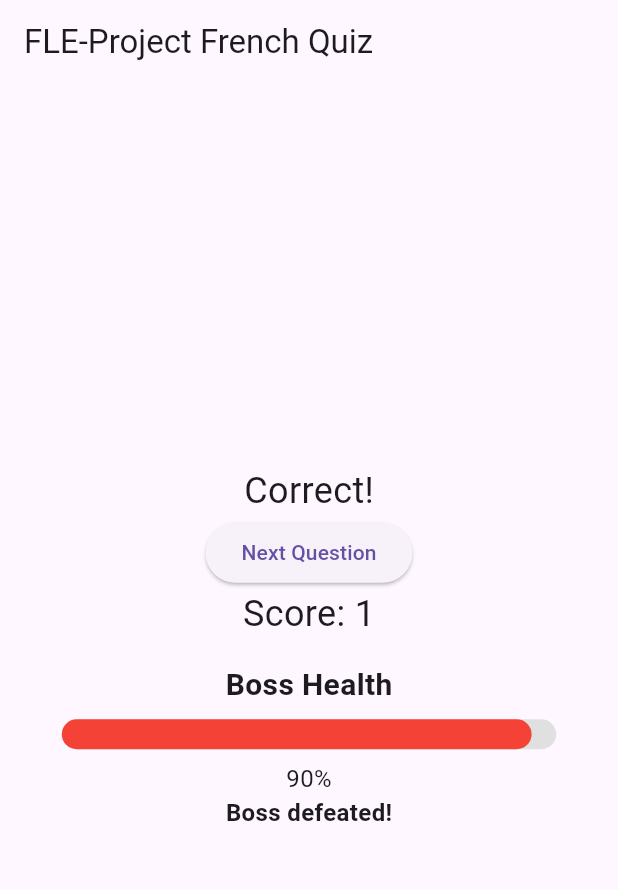
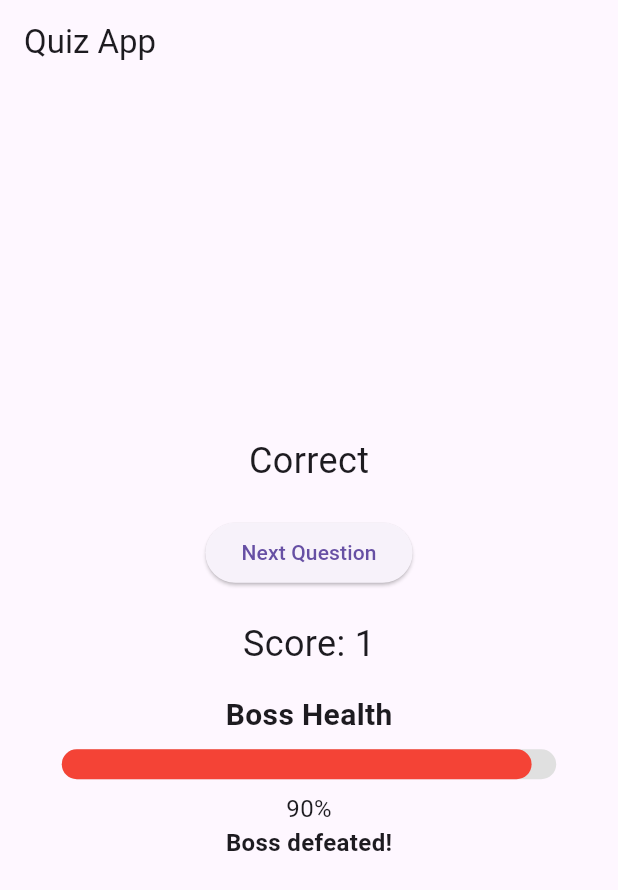
Before and after one commit to Em-N-Emss/FLE-Project-App, a Flutter app: the screen it shows after launch, after a tap on "Hello", on a phone screen of 412 x 824 dp. Shown: the top 890 px of the screen. Run offline on Flutter 3.47's test engine with Material 3 defaults, Android fonts, the light colour scheme and no system bars.

Commit message:
recentrage réponse + affichage en fonction du jeu

```diff
--- a/lib/main.dart
+++ b/lib/main.dart
@@ -42,61 +42,75 @@ class _QuizPageState extends State<QuizPage> {
   double _maxBossHealth = 100.0; // Define the maxBossHealth variable
   int _consecutiveGoodAnswers = 0; // Add the consecutiveGoodAnswers variable
   double _healthImpactPerQuestion = 10.0; // Define the health impact per question
+  String _userChoice = '';
 
   @override
   Widget build(BuildContext context) {
     return Scaffold(
       appBar: AppBar(
-        title: Text('FLE-Project French Quiz'),
+        title: Text('Quiz App'),
       ),
       body: Center(
         child: Column(
           mainAxisAlignment: MainAxisAlignment.center,
           children: [
-            _showResult
-                ? Column(
-                    mainAxisAlignment: MainAxisAlignment.center,
-                    children: [
-                      Text(
-                        _questions[_currentQuestionIndex].isCorrect
-                            ? 'Correct!'
-                            : 'Incorrect!',
-                        style: TextStyle(fontSize: 24.0),
-                      ),
-                      ElevatedButton(
-                        onPressed: _nextQuestion,
-                        child: Text('Next Question'),
-                      ),
-                      Text(
-                        'Score: $_score',
-                        style: TextStyle(fontSize: 24.0),
-                      ),
-                    ],
-                  )
-                : Column(
-                    mainAxisAlignment: MainAxisAlignment.center,
+            if (!_showResult) // Hide the question and answers when _showResult is false
+              Column(
                 children: [
                   Text(
                     _questions[_currentQuestionIndex].questionText,
                     style: TextStyle(fontSize: 24.0),
                   ),
                   SizedBox(height: 20.0),
+                  Row(
+                    mainAxisAlignment: MainAxisAlignment.center,
+                    children: [
                       Column(
                         children: _questions[_currentQuestionIndex]
                             .options
-                            .map((option) => ElevatedButton(
+                            .sublist(0, _questions[_currentQuestionIndex].options.length ~/ 2)
+                            .map(
+                              (option) => ElevatedButton(
                                 onPressed: () => _checkAnswer(option),
                                 child: Text(option),
-                                ))
+                              ),
+                            )
                             .toList(),
                       ),
+                      SizedBox(width: 16.0),
+                      Column(
+                        children: _questions[_currentQuestionIndex]
+                            .options
+                            .sublist(_questions[_currentQuestionIndex].options.length ~/ 2)
+                            .map(
+                              (option) => ElevatedButton(
+                                onPressed: () => _checkAnswer(option),
+                                child: Text(option),
+                              ),
+                            )
+                            .toList(),
+                      ),
+                    ],
+                  ),
+                ],
+              ),
+            if (_showResult)
+              Text(
+                _userChoice,
+                style: TextStyle(fontSize: 24.0),
+              ),
+            if (_showResult)
+              SizedBox(height: 20.0),
+            if (_showResult)
+              ElevatedButton(
+                onPressed: _nextQuestion,
+                child: Text('Next Question'),
+              ),
+            SizedBox(height: 20.0),
             Text(
               'Score: $_score',
               style: TextStyle(fontSize: 24.0),
             ),
-                    ],
-                  ),
-
             BossWidget(
               bossHealth: _bossHealth, // Provide the bossHealth argument here
               maxBossHealth: _maxBossHealth,
@@ -121,6 +135,7 @@ class _QuizPageState extends State<QuizPage> {
             .toInt(); // Increment the score by the value of the score multiplier
         _scoreMultiplier += 0.5; // Increment the score multiplier by 0.5
         _consecutiveGoodAnswers++;
+        _userChoice = 'Correct';
 
         // Check if the consecutive good answers count is greater than a threshold
         if (_consecutiveGoodAnswers >= 3) {
@@ -133,9 +148,10 @@ class _QuizPageState extends State<QuizPage> {
         }
       } else {
         _scoreMultiplier = 0.0; // Reset the score multiplier
-        _consecutiveGoodAnswers =
-            0; // Reset the consecutive good answers count if the answer is incorrect
+        _consecutiveGoodAnswers =0; // Reset the consecutive good answers count if the answer is incorrect
+        _userChoice = 'Incorrect';
       }
+      _showResult = true;
     });
   }
 
@@ -186,6 +202,7 @@ class _QuizPageState extends State<QuizPage> {
         return;
       }
       _currentQuestionIndex = Random().nextInt(_questions.length); // Randomly select next question
+      _userChoice = '';
       _showResult = false;
     });
   }
```
Lines whose indentation alone changed are shown as unchanged.
